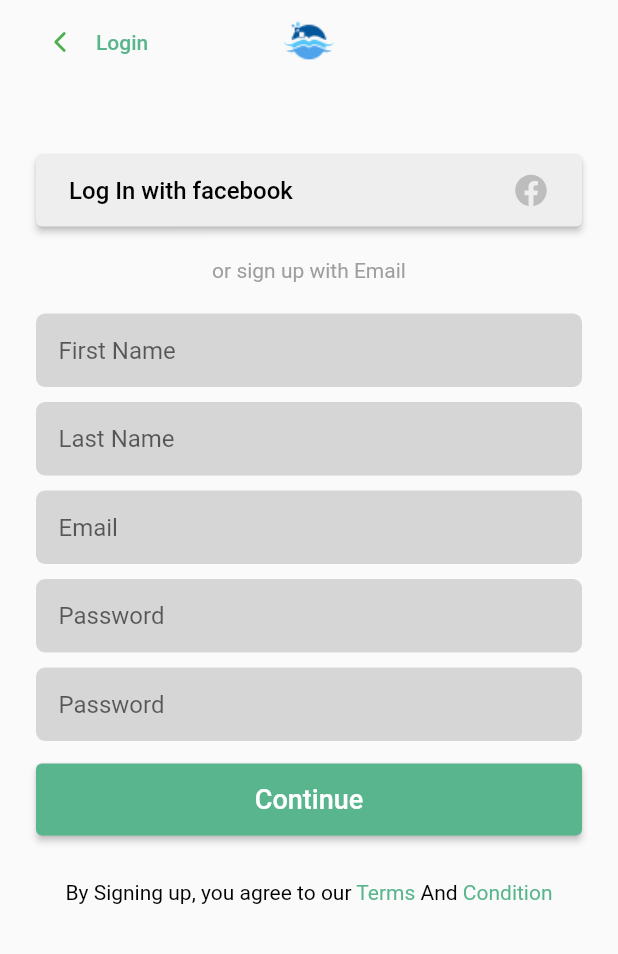
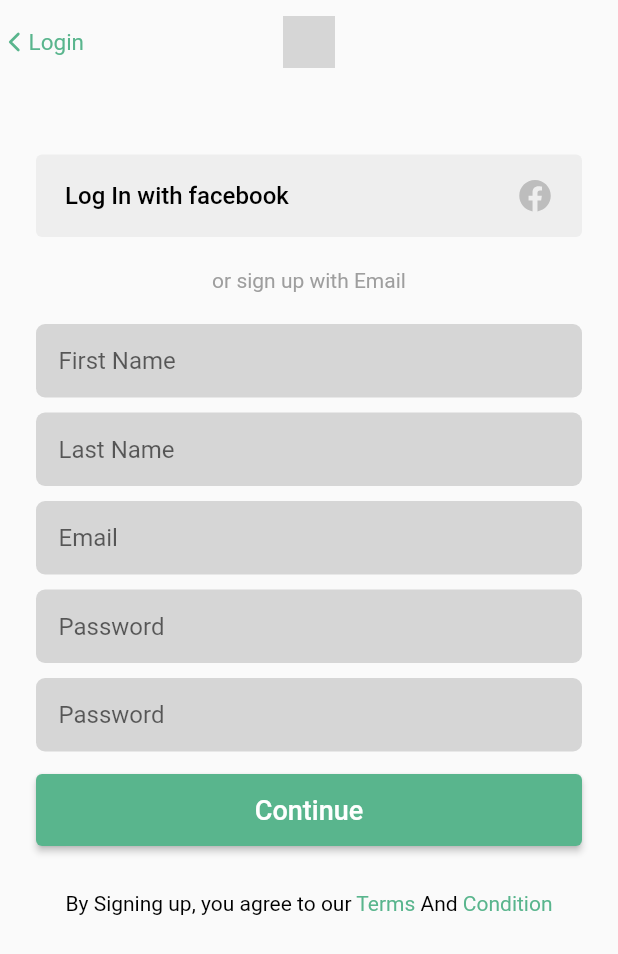
Before and after one commit to efrizalnf/flutter_slicing_project, a Flutter app: the screen it shows after launch, on a phone screen of 412 x 824 dp. Shown: the top 954 px of the screen. Run offline on Flutter 3.47's test engine with Material 2 defaults, Android fonts, the phone set to English and light mode, and no system bars; our stand-ins replace ionicons; grey boxes are pictures that could not be loaded.

Commit message:
move chvron icon into leading and fix signup with facebook

```diff
--- a/lib/module/signup/view/signup_view.dart
+++ b/lib/module/signup/view/signup_view.dart
@@ -2,7 +2,6 @@ import 'package:flutter/material.dart';
 import 'package:flutter_slicing_project/core.dart';
 import 'package:flutter_slicing_project/utils/color_lib.dart';
 import 'package:ionicons/ionicons.dart';
-import '../controller/signup_controller.dart';
 
 class SignupView extends StatefulWidget {
   const SignupView({Key? key}) : super(key: key);
@@ -14,42 +13,35 @@ class SignupView extends StatefulWidget {
       // extendBodyBehindAppBar: true,
       appBar: AppBar(
         elevation: 0.0,
+        centerTitle: true,
         backgroundColor: Colors.transparent,
-        leadingWidth: 0,
-        title: Row(
-          mainAxisAlignment: MainAxisAlignment.spaceBetween,
+        // leadingWidth: 0,
+        leading: Row(
           children: [
-            Flexible(
-              child: Row(
-                children: [
-                  IconButton(
+            Expanded(
+              child: IconButton(
                 padding: const EdgeInsets.all(0.0),
                 onPressed: () {},
-                    icon: const Icon(
+                icon: Icon(
                   Ionicons.chevron_back,
                   size: 20.0,
-                      color: Colors.green,
+                  color: ColorLib.primaryColor,
+                ),
               ),
             ),
             Text(
               "Login",
               style: TextStyle(
-                      fontSize: 14.0,
-                      color: '#59B58D'.toColor(),
+                fontSize: 15.0,
+                color: ColorLib.primaryColor,
               ),
             ),
           ],
         ),
-            ),
-            Flexible(
-              child: Image.asset(
-                "assets/images/logo.png",
+        title: Image.asset(
+          "assets/images/logo2.png",
           width: 35.0,
           height: 35.0,
-              ),
-            ),
-            const Spacer(),
-          ],
         ),
       ),
       body: SingleChildScrollView(
@@ -58,15 +50,22 @@ class SignupView extends StatefulWidget {
           padding: const EdgeInsets.all(24.0),
           child: Column(
             children: [
-              SizedBox(
-                height: 48.0,
-                child: ElevatedButton(
+              ElevatedButton(
                 style: ElevatedButton.styleFrom(
+                  elevation: 0.0,
                   backgroundColor: Colors.grey[200],
+                  minimumSize: const Size.fromHeight(55),
+                  // padding: EdgeInsets.only(
+                  //     left: Get.height * 0.03, right: Get.height * 0.03),
                 ),
                 onPressed: () {},
-                  child: Padding(
-                    padding: const EdgeInsets.all(6.0),
+                child: LayoutBuilder(
+                    builder: (BuildContext context, BoxConstraints constrains) {
+                  return Padding(
+                    padding: EdgeInsets.only(
+                      left: constrains.maxWidth * 0.01,
+                      right: constrains.maxWidth * 0.01,
+                    ),
                     child: Row(
                       mainAxisAlignment: MainAxisAlignment.spaceBetween,
                       children: [
@@ -84,8 +83,8 @@ class SignupView extends StatefulWidget {
                         ),
                       ],
                     ),
-                  ),
-                ),
+                  );
+                }),
               ),
               Container(
                 margin: const EdgeInsets.all(21.0),
--- a/lib/utils/color_lib.dart
+++ b/lib/utils/color_lib.dart
@@ -1,4 +1,8 @@
 import 'package:flutter/material.dart';
+
+class ColorLib {
+  static final primaryColor = '#59B58D'.toColor();
+}
 
 extension ColorExtension on String {
   toColor() {
```
Lines whose indentation alone changed are shown as unchanged.
